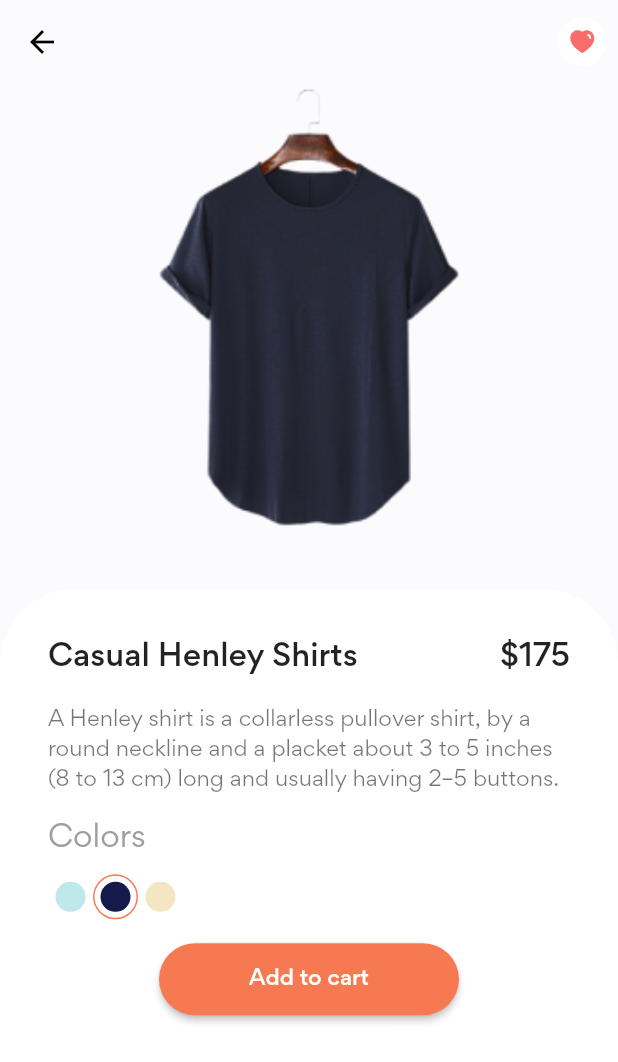
After one commit to omnrohr/flutter_shop_app, a Flutter app: the screen it shows after launch, after a tap on "Long Sleeve Shirts", on a phone screen of 412 x 824 dp. The commit adds this screen. Shown: the top 1062 px of the screen. Run offline on Flutter 3.47's test engine with Material 2 defaults, Android fonts, the phone set to English and light mode, and no system bars; our stand-ins replace flutter_svg.

Commit message:
adding details screen

```diff
--- /dev/null
+++ b/lib/screens/details/componenets/color_dot.dart
@@ -0,0 +1,29 @@
+import 'package:flutter/material.dart';
+
+import '../../../constants.dart';
+
+class ColorDot extends StatelessWidget {
+  const ColorDot({
+    Key? key,
+    required this.color,
+    required this.isActive,
+  }) : super(key: key);
+
+  final Color color;
+  final bool isActive;
+
+  @override
+  Widget build(BuildContext context) {
+    return Container(
+      padding: const EdgeInsets.all(defaultPadding / 4),
+      decoration: BoxDecoration(
+        border: Border.all(color: isActive ? primaryColor : Colors.transparent),
+        shape: BoxShape.circle,
+      ),
+      child: CircleAvatar(
+        radius: 10,
+        backgroundColor: color,
+      ),
+    );
+  }
+}
--- /dev/null
+++ b/lib/screens/details/details_screen.dart
@@ -0,0 +1,138 @@
+import 'package:flutter/material.dart';
+import 'package:flutter_svg/flutter_svg.dart';
+import '../../constants.dart';
+import 'componenets/color_dot.dart';
+
+class DetailsScreen extends StatelessWidget {
+  const DetailsScreen({Key? key}) : super(key: key);
+
+  @override
+  Widget build(BuildContext context) {
+    Size size = MediaQuery.of(context).size;
+    return Scaffold(
+      appBar: detailsAppBar(),
+      body: Column(
+        children: [
+          Container(
+            margin: const EdgeInsets.only(bottom: defaultPadding * 2),
+            height: size.height * 0.37,
+            child: Image.asset(
+              'assets/images/product_1.png',
+              fit: BoxFit.contain,
+            ),
+          ),
+          Expanded(
+            child: Container(
+              decoration: const BoxDecoration(
+                color: Colors.white,
+                borderRadius: BorderRadius.only(
+                  topLeft: Radius.circular(50),
+                  topRight: Radius.circular(50),
+                ),
+              ),
+              child: Padding(
+                padding: const EdgeInsets.all(defaultPadding * 2),
+                child: Column(
+                  children: [
+                    Row(
+                      children: [
+                        Expanded(
+                          child: Text('Casual Henley Shirts',
+                              style: Theme.of(context).textTheme.headline6),
+                        ),
+                        const SizedBox(
+                          width: defaultPadding,
+                        ),
+                        Text('\$175',
+                            style: Theme.of(context).textTheme.headline6),
+                      ],
+                    ),
+                    const SizedBox(
+                      height: defaultPadding,
+                    ),
+                    const Text(
+                      'A Henley shirt is a collarless pullover shirt, by a round neckline and a placket about 3 to 5 inches (8 to 13 cm) long and usually having 2–5 buttons.',
+                    ),
+                    const SizedBox(
+                      height: defaultPadding,
+                    ),
+                    const Align(
+                      alignment: Alignment.centerLeft,
+                      child: Text(
+                        'Colors',
+                        style: TextStyle(color: Colors.grey, fontSize: 20),
+                      ),
+                    ),
+                    const SizedBox(height: defaultPadding / 2),
+                    Row(
+                      children: const [
+                        ColorDot(
+                          color: Color(0xFFBEE8EA),
+                          isActive: false,
+                        ),
+                        ColorDot(
+                          color: Color(0xFF141B4A),
+                          isActive: true,
+                        ),
+                        ColorDot(
+                          color: Color(0xFFF4E5C3),
+                          isActive: false,
+                        ),
+                      ],
+                    ),
+                    const SizedBox(height: defaultPadding),
+                    Center(
+                      child: SizedBox(
+                        height: 48,
+                        width: 200,
+                        child: ElevatedButton(
+                          style: ElevatedButton.styleFrom(
+                              primary: primaryColor,
+                              shape: const StadiumBorder()),
+                          onPressed: () {},
+                          child: const Text('Add to cart'),
+                        ),
+                      ),
+                    )
+                  ],
+                ),
+              ),
+            ),
+          )
+        ],
+      ),
+    );
+  }
+
+  AppBar detailsAppBar() {
+    return AppBar(
+      backgroundColor: Colors.transparent,
+      elevation: 0,
+      leading: const BackButton(
+        color: Colors.black,
+      ),
+      actions: [
+        // Container(
+        //   width: 45,
+        //   margin: EdgeInsets.all(6),
+        //   padding: EdgeInsets.all(defaultPadding / 2),
+        //   decoration: BoxDecoration(
+        //       color: Colors.white, borderRadius: BorderRadius.circular(40)),
+        //   child: SvgPicture.asset(
+        //     'assets/icons/Heart.svg',
+        //   ),
+        // ),
+        IconButton(
+          onPressed: () {},
+          icon: CircleAvatar(
+            backgroundColor: Colors.white,
+            child: SvgPicture.asset(
+              'assets/icons/Heart.svg',
+              height: 20,
+            ),
+          ),
+        ),
+      ],
+    );
+  }
+}
--- a/lib/screens/home/components/product_card.dart
+++ b/lib/screens/home/components/product_card.dart
@@ -9,14 +9,18 @@ class ProductCard extends StatelessWidget {
     required this.title,
     required this.price,
     required this.bgColor,
+    required this.onPress,
   }) : super(key: key);
   final String image, title;
   final int price;
   final Color bgColor;
+  final VoidCallback onPress;
 
   @override
   Widget build(BuildContext context) {
-    return Container(
+    return InkWell(
+      onTap: onPress,
+      child: Container(
         padding: const EdgeInsets.all(defaultPadding / 2),
         decoration: BoxDecoration(
           borderRadius: BorderRadius.circular(defaultPadding - 6),
@@ -72,6 +76,7 @@ class ProductCard extends StatelessWidget {
             ),
           ],
         ),
+      ),
     );
   }
 }
--- a/lib/screens/home/components/products_scroll_list.dart
+++ b/lib/screens/home/components/products_scroll_list.dart
@@ -1,4 +1,5 @@
 import 'package:flutter/material.dart';
+import 'package:shopapp/screens/details/details_screen.dart';
 import '../../../models/product.dart';
 import './product_card.dart';
 import '../../../constants.dart';
@@ -22,6 +23,10 @@ class ProductsScrollList extends StatelessWidget {
                     title: demo_product[index].title,
                     price: demo_product[index].price,
                     bgColor: demo_product[index].bgColor,
+                    onPress: () {
+                      Navigator.of(context).push(MaterialPageRoute(
+                          builder: (context) => DetailsScreen()));
+                    },
                   ),
                 )),
       ),
```
Lines whose indentation alone changed are shown as unchanged.
